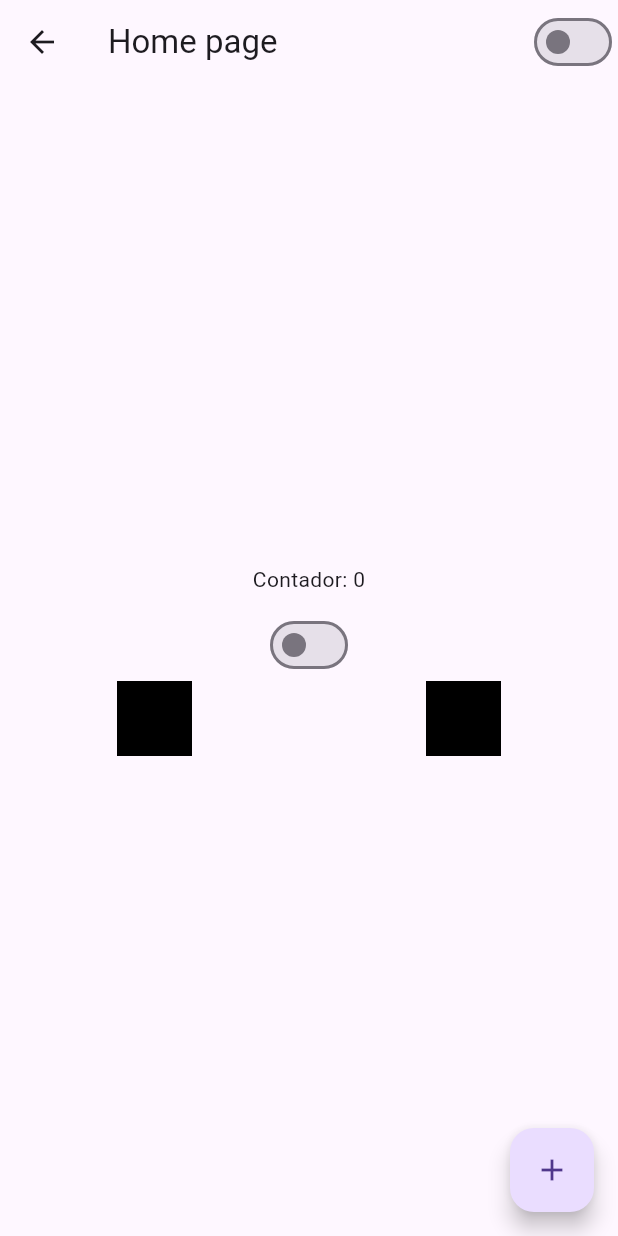
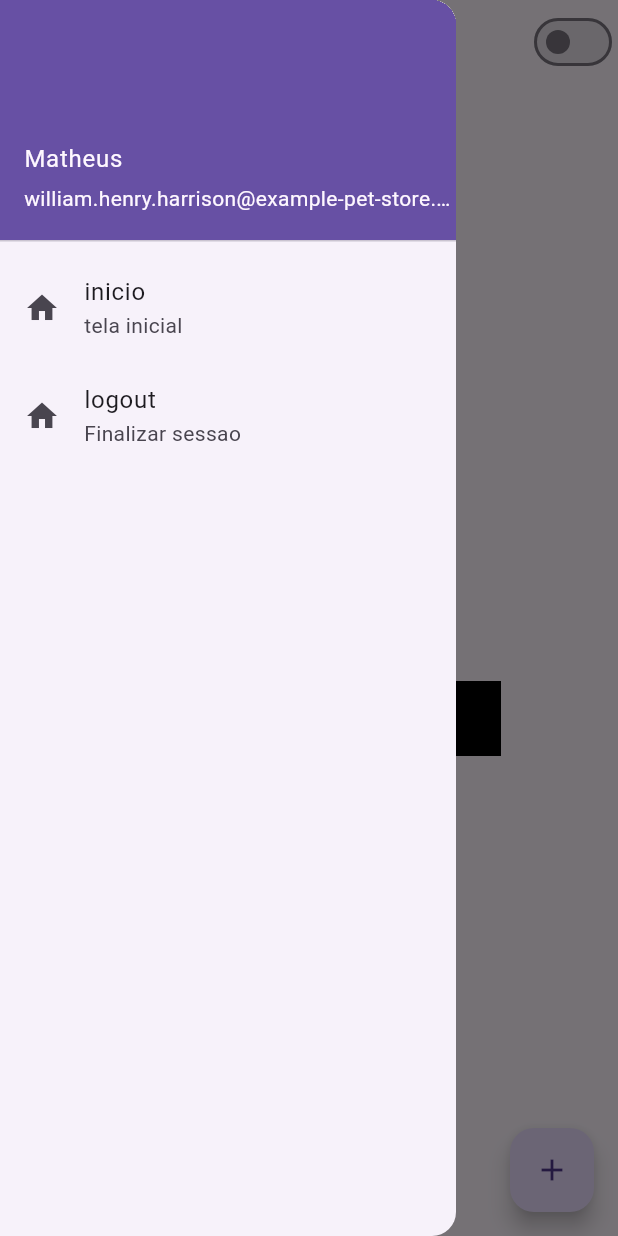
Before and after one commit to MatheusHenry2/Flutter-studies, a Flutter app: the HomePage screen opened by its route, with the side drawer open (before the commit the screen has no drawer), on a phone screen of 412 x 824 dp. Run offline on Flutter 3.47's test engine with Material 3 defaults, Android fonts, the phone set to English and light mode, and no system bars.

```diff
--- a/lib/home_page.dart
+++ b/lib/home_page.dart
@@ -15,6 +15,35 @@ class HomePageState extends State<HomePage> {
   @override
   Widget build(BuildContext context) {
     return Scaffold(
+      drawer: Drawer(
+        child: Column(
+          children: [
+            UserAccountsDrawerHeader(
+              // currentAccountPicture: Image.network(),
+              accountName: Text('Matheus'),
+              accountEmail: Text(
+                'william.henry.harrison@example-pet-store.com',
+              ),
+            ),
+            ListTile(
+              leading: Icon(Icons.home),
+              title: Text('inicio'),
+              subtitle: Text('tela inicial'),
+              onTap: () {
+                print('home');
+              },
+            ),
+            ListTile(
+              leading: Icon(Icons.home),
+              title: Text('logout'),
+              subtitle: Text('Finalizar sessao'),
+              onTap: () {
+                Navigator.of(context).pushReplacementNamed('/');
+              },
+            ),
+          ],
+        ),
+      ),
       appBar: AppBar(title: Text('Home page'), actions: [CustomSwitch()]),
 
       body: Container(
```
